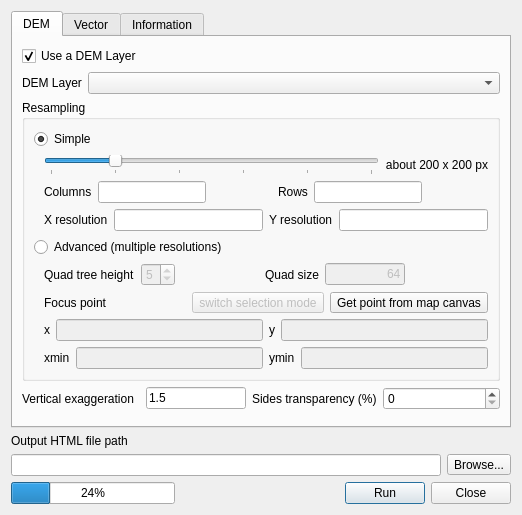
Qt form qgis2threejsdialog.ui (minorua/Qgis2threejs) before a commit.
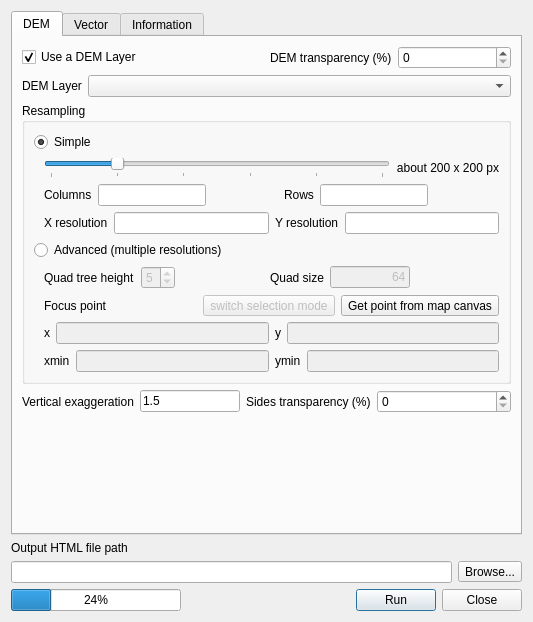
The same form after that commit.

Commit message: new feature: dem transparency 	modified:   html_templates/template.html 	modified:   html_templates/template_no_sides.html 	modified:   qgis2threejs.py 	modified:   qgis2threejsdialog.py 	modified:   qgis2threejsdialog.ui 	modified:   qgis2threejsmain.py 	modified:   ui_qgis2threejsdialog.py

Diff of the .ui file:
```diff
--- a/qgis2threejsdialog.ui
+++ b/qgis2threejsdialog.ui
@@ -6,8 +6,8 @@
    <rect>
     <x>0</x>
     <y>0</y>
-    <width>522</width>
-    <height>515</height>
+    <width>533</width>
+    <height>622</height>
    </rect>
   </property>
   <property name="sizePolicy">
@@ -33,20 +33,69 @@
         </attribute>
         <layout class="QGridLayout" name="gridLayout_4">
          <item row="0" column="0">
-          <layout class="QVBoxLayout" name="verticalLayout_3">
+          <layout class="QVBoxLayout" name="verticalLayout_9">
+           <item>
+            <layout class="QVBoxLayout" name="verticalLayout_8">
+             <item>
+              <layout class="QHBoxLayout" name="horizontalLayout_17">
+               <item>
+                <widget class="QCheckBox" name="checkBox_useDEM">
+                 <property name="text">
+                  <string>Use a DEM Layer</string>
+                 </property>
+                 <property name="checked">
+                  <bool>true</bool>
+                 </property>
+                 <property name="tristate">
+                  <bool>false</bool>
+                 </property>
+                </widget>
+               </item>
            <item>
             <layout class="QFormLayout" name="formLayout">
-             <property name="fieldGrowthPolicy">
-              <enum>QFormLayout::AllNonFixedFieldsGrow</enum>
-             </property>
-             <item row="1" column="0">
+                 <item row="0" column="0">
+                  <widget class="QLabel" name="label_17">
+                   <property name="text">
+                    <string>DEM transparency (%)</string>
+                   </property>
+                  </widget>
+                 </item>
+                 <item row="0" column="1">
+                  <widget class="QSpinBox" name="spinBox_demtransp">
+                   <property name="enabled">
+                    <bool>true</bool>
+                   </property>
+                   <property name="prefix">
+                    <string extracomment="%"/>
+                   </property>
+                   <property name="minimum">
+                    <number>0</number>
+                   </property>
+                   <property name="maximum">
+                    <number>100</number>
+                   </property>
+                   <property name="singleStep">
+                    <number>10</number>
+                   </property>
+                   <property name="value">
+                    <number>0</number>
+                   </property>
+                  </widget>
+                 </item>
+                </layout>
+               </item>
+              </layout>
+             </item>
+             <item>
+              <layout class="QFormLayout" name="formLayout_6">
+               <item row="0" column="0">
               <widget class="QLabel" name="label_2">
                <property name="text">
                 <string>DEM Layer</string>
                </property>
               </widget>
              </item>
-             <item row="1" column="1">
+               <item row="0" column="1">
               <widget class="QComboBox" name="comboBox_DEMLayer">
                <property name="sizePolicy">
                 <sizepolicy hsizetype="Expanding" vsizetype="Fixed">
@@ -56,24 +105,11 @@
                </property>
               </widget>
              </item>
-             <item row="0" column="0" colspan="2">
-              <widget class="QCheckBox" name="checkBox_useDEM">
-               <property name="text">
-                <string>Use a DEM Layer</string>
-               </property>
-               <property name="checked">
-                <bool>true</bool>
-               </property>
-               <property name="tristate">
-                <bool>false</bool>
-               </property>
-              </widget>
-             </item>
             </layout>
            </item>
           </layout>
          </item>
-         <item row="1" column="0">
+           <item>
           <widget class="QGroupBox" name="groupBox">
            <property name="title">
             <string>Resampling</string>
@@ -476,8 +512,8 @@
            </layout>
           </widget>
          </item>
-         <item row="2" column="0">
-          <layout class="QHBoxLayout" name="horizontalLayout_10">
+           <item>
+            <layout class="QHBoxLayout" name="horizontalLayout_18">
            <item>
             <widget class="QLabel" name="label_15">
              <property name="text">
@@ -488,7 +524,7 @@
            <item>
             <widget class="QLineEdit" name="lineEdit_zFactor">
              <property name="sizePolicy">
-              <sizepolicy hsizetype="Fixed" vsizetype="Fixed">
+                <sizepolicy hsizetype="Expanding" vsizetype="Fixed">
                <horstretch>0</horstretch>
                <verstretch>0</verstretch>
               </sizepolicy>
@@ -522,6 +558,12 @@
              <property name="enabled">
               <bool>true</bool>
              </property>
+               <property name="sizePolicy">
+                <sizepolicy hsizetype="Expanding" vsizetype="Fixed">
+                 <horstretch>0</horstretch>
+                 <verstretch>0</verstretch>
+                </sizepolicy>
+               </property>
              <property name="prefix">
               <string extracomment="%"/>
              </property>
@@ -541,7 +583,7 @@
            </item>
           </layout>
          </item>
-         <item row="3" column="0">
+           <item>
           <spacer name="verticalSpacer_3">
            <property name="orientation">
             <enum>Qt::Vertical</enum>
@@ -555,6 +597,8 @@
           </spacer>
          </item>
         </layout>
+         </item>
+        </layout>
        </widget>
        <widget class="QWidget" name="tab_2">
         <attribute name="title">
```
Left out of the diff: 4 changed lines with no effect on the pictures. Lines whose indentation alone changed are shown as unchanged. The commit also changes 6 other files.
